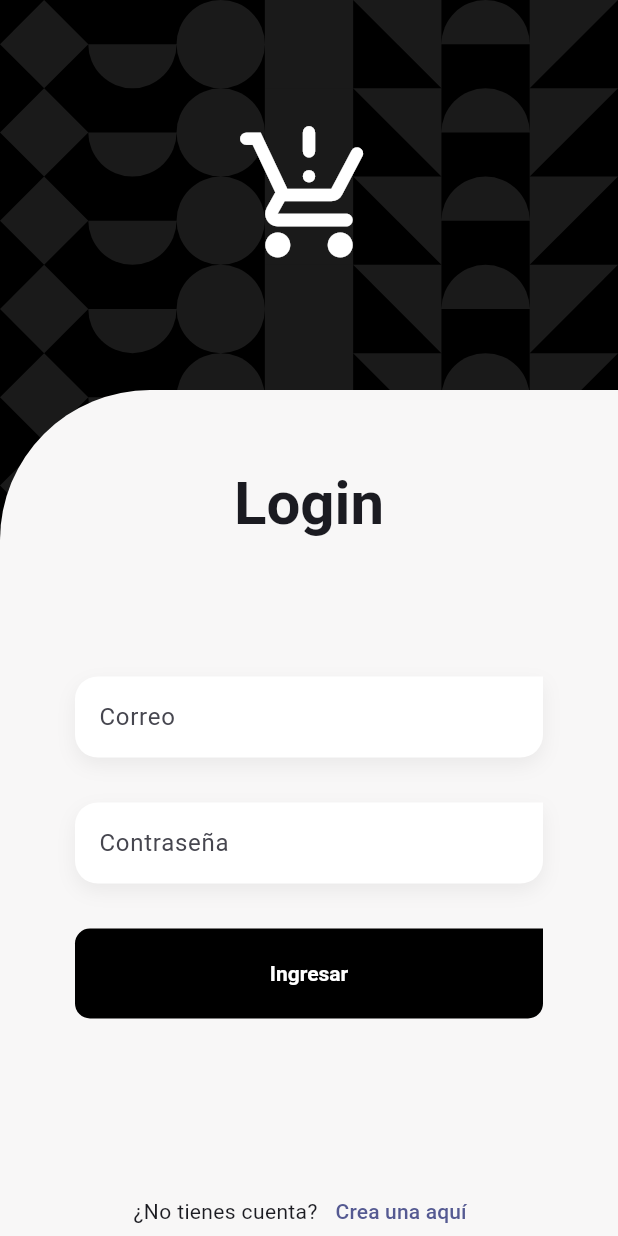
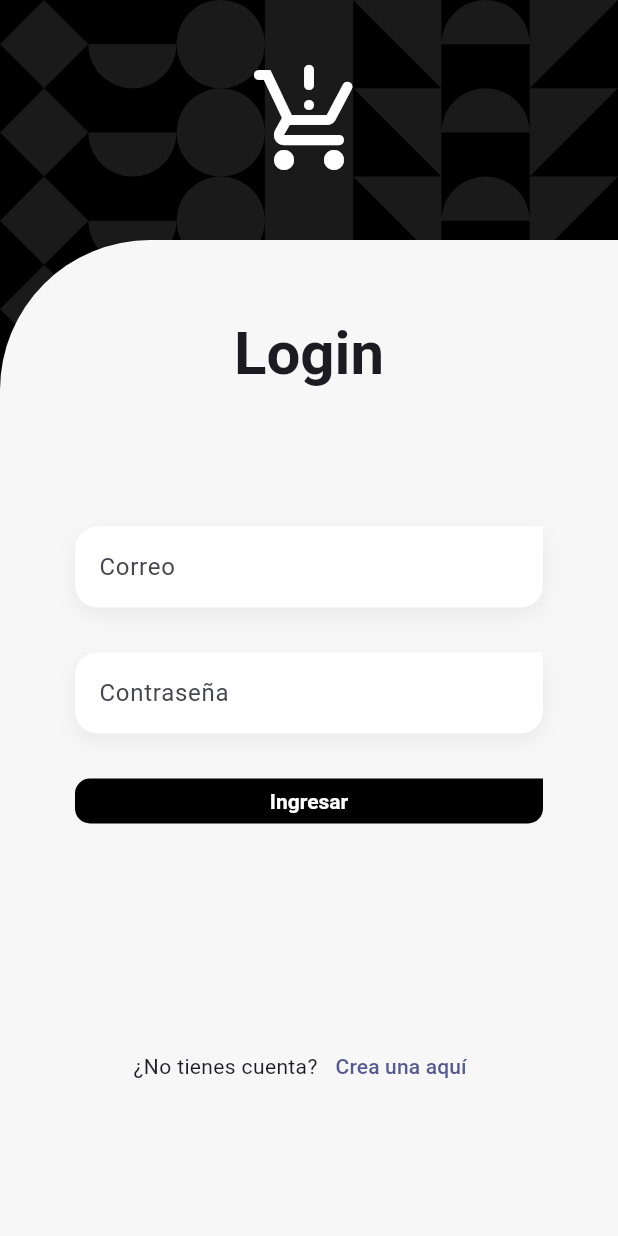
Before and after one commit to gerardlopezvillena/teslo-app, a Flutter app: the screen it shows after launch, on a phone screen of 412 x 824 dp. Run offline on Flutter 3.47's test engine with Material 3 defaults, Android fonts, the phone set to English and light mode, and no system bars; our stand-ins replace dio, flutter_dotenv, flutter_riverpod, formz, go_router, google_fonts; project files that could hold a hidden picture were left out.

Commit message:
Fi Secció 26

```diff
--- a/lib/features/auth/presentation/screens/login_screen.dart
+++ b/lib/features/auth/presentation/screens/login_screen.dart
@@ -1,16 +1,15 @@
 import 'package:flutter/material.dart';
 import 'package:flutter_riverpod/flutter_riverpod.dart';
 import 'package:go_router/go_router.dart';
+import 'package:teslo_shop/features/auth/presentation/providers/auth_provider.dart';
 import 'package:teslo_shop/features/auth/presentation/providers/providers.dart';
 import 'package:teslo_shop/features/shared/shared.dart';
-
 
 class LoginScreen extends ConsumerWidget {
   const LoginScreen({super.key});
 
   @override
   Widget build(BuildContext context, WidgetRef ref) {
-
     final size = MediaQuery.of(context).size;
     final scaffoldBackgroundColor = Theme.of(context).scaffoldBackgroundColor;
 
@@ -23,29 +22,28 @@ class LoginScreen extends ConsumerWidget {
         child: Column(
           crossAxisAlignment: CrossAxisAlignment.center,
           children: [
-                const SizedBox( height: 80 ),
+            const SizedBox(height: 40),
             // Icon Banner
             const Icon(
               Icons.production_quantity_limits_rounded,
               color: Colors.white,
-                  size: 100,
+              size: 80,
             ),
-                const SizedBox( height: 80 ),
+            const SizedBox(height: 40),
 
             Container(
-                  height: size.height - 200, // 80 los dos sizebox y 100 el ícono
+              height: size.height - 180, // 80 los dos sizebox y 100 el ícono
               width: double.infinity,
               decoration: BoxDecoration(
                 color: scaffoldBackgroundColor,
-                    borderRadius: const BorderRadius.only(topLeft: Radius.circular(100)),
+                borderRadius:
+                    const BorderRadius.only(topLeft: Radius.circular(100)),
               ),
               child: const _LoginForm(),
             )
           ],
         ),
-          )
-        )
-      ),
+      ))),
     );
   }
 }
@@ -53,10 +51,28 @@ class LoginScreen extends ConsumerWidget {
 class _LoginForm extends ConsumerWidget {
   const _LoginForm();
 
+  void showSnackbar(BuildContext context, String errorMessage) {
+// Suggested code may be subject to a license. Learn more: ~LicenseLog:1125395094.
+      ScaffoldMessenger.of(context).hideCurrentSnackBar();
+      ScaffoldMessenger.of(context).showSnackBar(
+        SnackBar(
+        content: Text(errorMessage),
+        // duration: const Duration(seconds: 2),
+        ),
+      );
+    }
+
   @override
   Widget build(BuildContext context, WidgetRef ref) {
+    final loginForm = ref.watch(loginFormProvider);
 
-    final loginForm = ref.watch(loginFormProvider);
+
+
+    ref.listen(authProvider, (previous, next) {
+      if (next.errorMessage.isEmpty) return;
+      // ignore: use_build_context_synchronously
+      showSnackbar(context, next.errorMessage) ;
+    });
 
     final textStyles = Theme.of(context).textTheme;
 
@@ -64,53 +80,48 @@ class _LoginForm extends ConsumerWidget {
       padding: const EdgeInsets.symmetric(horizontal: 50),
       child: Column(
         children: [
-          const SizedBox( height: 50 ),
-          Text('Login', style: textStyles.titleLarge ),
-          const SizedBox( height: 90 ),
-
+          const SizedBox(height: 50),
+          Text('Login', style: textStyles.titleLarge),
+          const SizedBox(height: 90),
           CustomTextFormField(
             label: 'Correo',
             keyboardType: TextInputType.emailAddress,
-            onChanged: (value) => ref.read(loginFormProvider.notifier).onEmailChange(value),
-            errorMessage: loginForm.isFormPosted ? loginForm.email.errorMessage : null,
+            onChanged: (value) =>
+                ref.read(loginFormProvider.notifier).onEmailChange(value),
+            errorMessage:
+                loginForm.isFormPosted ? loginForm.email.errorMessage : null,
           ),
-          const SizedBox( height: 30 ),
-
+          const SizedBox(height: 30),
           CustomTextFormField(
             label: 'Contraseña',
             obscureText: true,
-            onChanged: (value) => ref.read(loginFormProvider.notifier).onPasswordChange(value),
-            errorMessage: loginForm.isFormPosted ? loginForm.password.errorMessage : null ,
+            onChanged: (value) =>
+                ref.read(loginFormProvider.notifier).onPasswordChange(value),
+            errorMessage:
+                loginForm.isFormPosted ? loginForm.password.errorMessage : null,
           ),
-
-          const SizedBox( height: 30 ),
-
+          const SizedBox(height: 30),
           SizedBox(
               width: double.infinity,
-            height: 60,
+              height: 30,
               child: CustomFilledButton(
                 text: 'Ingresar',
                 buttonColor: Colors.black,
-              onPressed: (){
+                onPressed: () {
                   ref.read(loginFormProvider.notifier).onFormSubmit();
                 },
-            )
-          ),
-
-          const Spacer( flex: 2 ),
-
+              )),
+          const Spacer(flex: 2),
           Row(
             mainAxisAlignment: MainAxisAlignment.center,
             children: [
               const Text('¿No tienes cuenta?'),
               TextButton(
-                onPressed: ()=> context.push('/register'),
-                child: const Text('Crea una aquí')
-              )
+                  onPressed: () => context.push('/register'),
+                  child: const Text('Crea una aquí'))
             ],
           ),
-
-          const Spacer( flex: 1),
+          const Spacer(flex: 1),
         ],
       ),
     );
```
Also changed, not shown: lib/features/auth/infrastructure/datasources/auth_datasource_infrastructure.dart (+10 -1 lines), lib/features/auth/infrastructure/errors/auth_errors.dart (+14 -1 lines), lib/features/auth/presentation/providers/auth_provider.dart (+8 -10 lines). Lines whose indentation alone changed are shown as unchanged.
